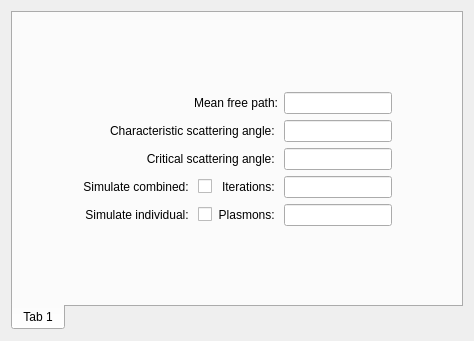
Above: src/gui/dialogs/settings/frames/plasmonsettingsframe.ui from JJPPeters/clTEM before the change. Below: the same form after it.
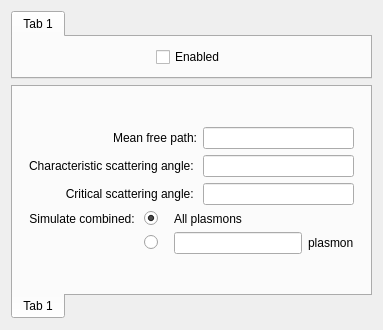
That is the form after the change. Custom widgets are drawn as their Qt base class.

Commit message: Refactored inelastic scattering - now is a class to hold all current (and future) inelastic routines - combined sbed and stem tds settings into one (that now incorporated plasmons) - refactored a lot associated with this

What changed in the file:
```diff
--- a/src/gui/dialogs/settings/frames/plasmonsettingsframe.ui
+++ b/src/gui/dialogs/settings/frames/plasmonsettingsframe.ui
@@ -6,15 +6,59 @@
    <rect>
     <x>0</x>
     <y>0</y>
-    <width>474</width>
-    <height>341</height>
+    <width>383</width>
+    <height>330</height>
    </rect>
   </property>
   <property name="windowTitle">
    <string>Form</string>
   </property>
-  <layout class="QGridLayout" name="gridLayout">
+  <layout class="QGridLayout" name="gridLayout" rowstretch="0,1">
    <item row="0" column="0">
+    <widget class="tabPanel" name="tabWidget_2">
+     <widget class="QWidget" name="tab_2">
+      <attribute name="title">
+       <string>Tab 1</string>
+      </attribute>
+      <layout class="QHBoxLayout" name="horizontalLayout_3">
+       <item>
+        <spacer name="horizontalSpacer">
+         <property name="orientation">
+          <enum>Qt::Horizontal</enum>
+         </property>
+         <property name="sizeHint" stdset="0">
+          <size>
+           <width>147</width>
+           <height>20</height>
+          </size>
+         </property>
+        </spacer>
+       </item>
+       <item>
+        <widget class="QCheckBox" name="chkEnabled">
+         <property name="text">
+          <string>Enabled</string>
+         </property>
+        </widget>
+       </item>
+       <item>
+        <spacer name="horizontalSpacer_2">
+         <property name="orientation">
+          <enum>Qt::Horizontal</enum>
+         </property>
+         <property name="sizeHint" stdset="0">
+          <size>
+           <width>147</width>
+           <height>20</height>
+          </size>
+         </property>
+        </spacer>
+       </item>
+      </layout>
+     </widget>
+    </widget>
+   </item>
+   <item row="1" column="0">
     <widget class="tabPanel" name="tabWidget">
      <property name="tabPosition">
       <enum>QTabWidget::South</enum>
@@ -28,38 +72,15 @@
       </attribute>
       <layout class="QGridLayout" name="gridLayout_2">
        <item row="4" column="2">
-        <widget class="QCheckBox" name="chkCombined">
+        <widget class="QRadioButton" name="rdioCombined">
          <property name="text">
           <string/>
          </property>
+         <property name="checked">
+          <bool>true</bool>
+         </property>
         </widget>
        </item>
-       <item row="0" column="4">
-        <spacer name="verticalSpacer">
-         <property name="orientation">
-          <enum>Qt::Vertical</enum>
-         </property>
-         <property name="sizeHint" stdset="0">
-          <size>
-           <width>20</width>
-           <height>0</height>
-          </size>
-         </property>
-        </spacer>
-       </item>
-       <item row="6" column="4">
-        <spacer name="verticalSpacer_2">
-         <property name="orientation">
-          <enum>Qt::Vertical</enum>
-         </property>
-         <property name="sizeHint" stdset="0">
-          <size>
-           <width>20</width>
-           <height>0</height>
-          </size>
-         </property>
-        </spacer>
-       </item>
        <item row="1" column="0">
         <spacer name="horizontalSpacer_4">
          <property name="orientation">
@@ -73,21 +94,41 @@
          </property>
         </spacer>
        </item>
-       <item row="5" column="4">
-        <widget class="QLineEdit" name="edtIndividualList"/>
-       </item>
-       <item row="4" column="4">
-        <widget class="QLineEdit" name="edtCombinedIterations"/>
-       </item>
-       <item row="1" column="4">
-        <widget class="EditUnitsBox" name="edtMeanFreePath"/>
-       </item>
-       <item row="5" column="2">
-        <widget class="QCheckBox" name="chkIndividual">
-         <property name="text">
-          <string/>
+       <item row="6" column="4">
+        <spacer name="verticalSpacer_2">
+         <property name="orientation">
+          <enum>Qt::Vertical</enum>
          </property>
-        </widget>
+         <property name="sizeHint" stdset="0">
+          <size>
+           <width>20</width>
+           <height>0</height>
+          </size>
+         </property>
+        </spacer>
+       </item>
+       <item row="5" column="3" colspan="2">
+        <layout class="QHBoxLayout" name="horizontalLayout">
+         <item>
+          <widget class="EditUnitsBox" name="edtIndividual"/>
+         </item>
+         <item>
+          <widget class="QLabel" name="label_8">
+           <property name="sizePolicy">
+            <sizepolicy hsizetype="Preferred" vsizetype="Preferred">
+             <horstretch>0</horstretch>
+             <verstretch>0</verstretch>
+            </sizepolicy>
+           </property>
+           <property name="text">
+            <string>plasmon</string>
+           </property>
+           <property name="alignment">
+            <set>Qt::AlignLeading|Qt::AlignLeft|Qt::AlignVCenter</set>
+           </property>
+          </widget>
+         </item>
+        </layout>
        </item>
        <item row="1" column="5">
         <spacer name="horizontalSpacer_3">
@@ -102,11 +143,37 @@
          </property>
         </spacer>
        </item>
-       <item row="2" column="4">
-        <widget class="EditUnitsBox" name="edtCharacteristicAngle"/>
+       <item row="4" column="3" colspan="2">
+        <widget class="QLabel" name="label_6">
+         <property name="sizePolicy">
+          <sizepolicy hsizetype="Preferred" vsizetype="Preferred">
+           <horstretch>0</horstretch>
+           <verstretch>0</verstretch>
+          </sizepolicy>
+         </property>
+         <property name="text">
+          <string>All plasmons</string>
+         </property>
+         <property name="alignment">
+          <set>Qt::AlignLeading|Qt::AlignLeft|Qt::AlignVCenter</set>
+         </property>
+        </widget>
        </item>
-       <item row="3" column="4">
-        <widget class="EditUnitsBox" name="edtCriticalAngle"/>
+       <item row="1" column="1" colspan="3">
+        <widget class="QLabel" name="label_2">
+         <property name="sizePolicy">
+          <sizepolicy hsizetype="Preferred" vsizetype="Preferred">
+           <horstretch>0</horstretch>
+           <verstretch>0</verstretch>
+          </sizepolicy>
+         </property>
+         <property name="text">
+          <string>Mean free path:</string>
+         </property>
+         <property name="alignment">
+          <set>Qt::AlignRight|Qt::AlignTrailing|Qt::AlignVCenter</set>
+         </property>
+        </widget>
        </item>
        <item row="4" column="1">
         <widget class="QLabel" name="label_5">
@@ -124,70 +191,6 @@
          </property>
         </widget>
        </item>
-       <item row="2" column="1" colspan="3">
-        <widget class="QLabel" name="label_3">
-         <property name="sizePolicy">
-          <sizepolicy hsizetype="Preferred" vsizetype="Preferred">
-           <horstretch>0</horstretch>
-           <verstretch>0</verstretch>
-          </sizepolicy>
-         </property>
-         <property name="text">
-          <string>Characteristic scattering angle: </string>
-         </property>
-         <property name="alignment">
-          <set>Qt::AlignRight|Qt::AlignTrailing|Qt::AlignVCenter</set>
-         </property>
-        </widget>
-       </item>
-       <item row="5" column="3">
-        <widget class="QLabel" name="label_1">
-         <property name="sizePolicy">
-          <sizepolicy hsizetype="Preferred" vsizetype="Preferred">
-           <horstretch>0</horstretch>
-           <verstretch>0</verstretch>
-          </sizepolicy>
-         </property>
-         <property name="text">
-          <string>Plasmons: </string>
-         </property>
-         <property name="alignment">
-          <set>Qt::AlignRight|Qt::AlignTrailing|Qt::AlignVCenter</set>
-         </property>
-        </widget>
-       </item>
-       <item row="5" column="1">
-        <widget class="QLabel" name="label_6">
-         <property name="sizePolicy">
-          <sizepolicy hsizetype="Preferred" vsizetype="Preferred">
-           <horstretch>0</horstretch>
-           <verstretch>0</verstretch>
-          </sizepolicy>
-         </property>
-         <property name="text">
-          <string>Simulate individual: </string>
-         </property>
-         <property name="alignment">
-          <set>Qt::AlignRight|Qt::AlignTrailing|Qt::AlignVCenter</set>
-         </property>
-        </widget>
-       </item>
-       <item row="4" column="3">
-        <widget class="QLabel" name="label_7">
-         <property name="sizePolicy">
-          <sizepolicy hsizetype="Preferred" vsizetype="Preferred">
-           <horstretch>0</horstretch>
-           <verstretch>0</verstretch>
-          </sizepolicy>
-         </property>
-         <property name="text">
-          <string>Iterations: </string>
-         </property>
-         <property name="alignment">
-          <set>Qt::AlignRight|Qt::AlignTrailing|Qt::AlignVCenter</set>
-         </property>
-        </widget>
-       </item>
        <item row="3" column="1" colspan="3">
         <widget class="QLabel" name="label_4">
          <property name="sizePolicy">
@@ -204,8 +207,27 @@
          </property>
         </widget>
        </item>
-       <item row="1" column="1" colspan="3">
-        <widget class="QLabel" name="label_2">
+       <item row="0" column="4">
+        <spacer name="verticalSpacer">
+         <property name="orientation">
+          <enum>Qt::Vertical</enum>
+         </property>
+         <property name="sizeHint" stdset="0">
+          <size>
+           <width>20</width>
+           <height>0</height>
+          </size>
+         </property>
+        </spacer>
+       </item>
+       <item row="3" column="4">
+        <widget class="EditUnitsBox" name="edtCriticalAngle"/>
+       </item>
+       <item row="1" column="4">
+        <widget class="EditUnitsBox" name="edtMeanFreePath"/>
+       </item>
+       <item row="2" column="1" colspan="3">
+        <widget class="QLabel" name="label_3">
          <property name="sizePolicy">
           <sizepolicy hsizetype="Preferred" vsizetype="Preferred">
            <horstretch>0</horstretch>
@@ -213,13 +235,26 @@
           </sizepolicy>
          </property>
          <property name="text">
-          <string>Mean free path:</string>
+          <string>Characteristic scattering angle: </string>
          </property>
          <property name="alignment">
           <set>Qt::AlignRight|Qt::AlignTrailing|Qt::AlignVCenter</set>
          </property>
         </widget>
        </item>
+       <item row="2" column="4">
+        <widget class="EditUnitsBox" name="edtCharacteristicAngle"/>
+       </item>
+       <item row="5" column="2">
+        <widget class="QRadioButton" name="rdioIndividual">
+         <property name="text">
+          <string/>
+         </property>
+         <property name="checked">
+          <bool>false</bool>
+         </property>
+        </widget>
+       </item>
       </layout>
      </widget>
     </widget>
```
The commit also changes 37 other files.
